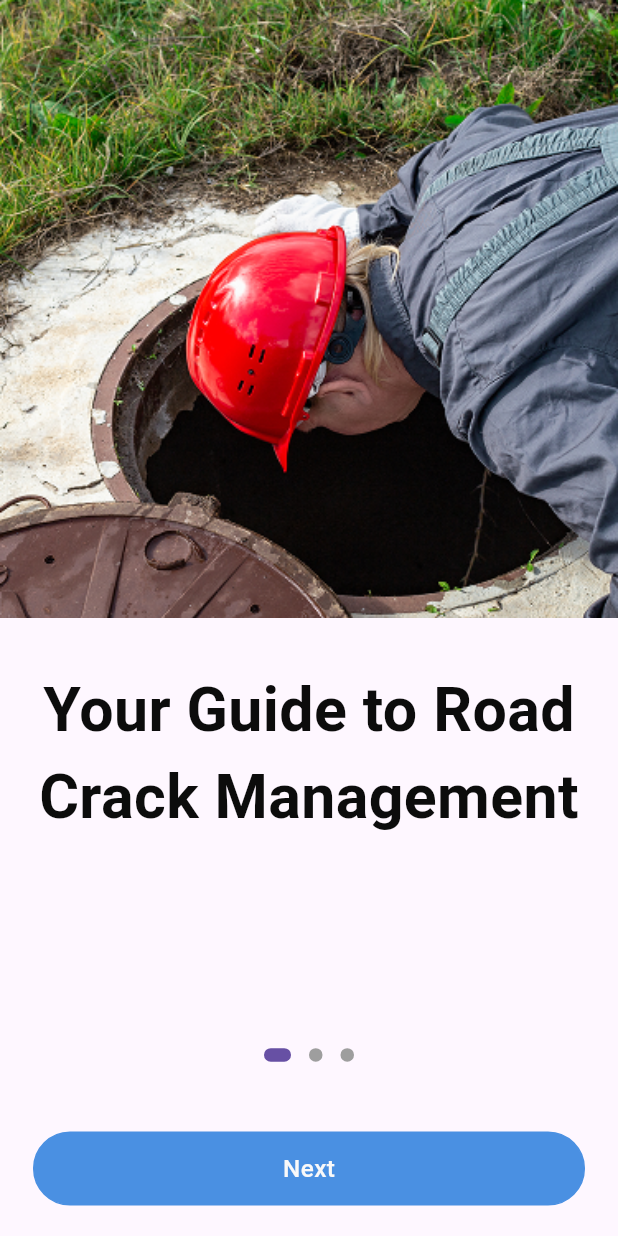
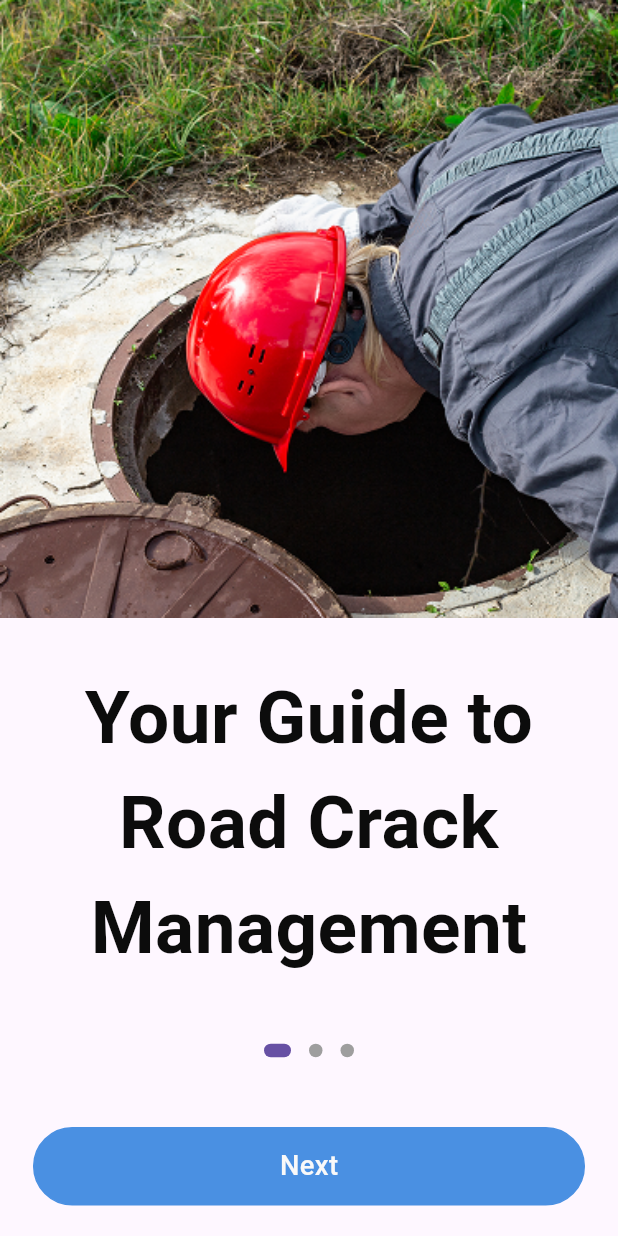
Before and after one commit to shakibalhasan-code/pothole, a Flutter app: the screen it shows after launch, on a phone screen of 412 x 824 dp. Run offline on Flutter 3.47's test engine with Material 3 defaults, Android fonts, the phone set to English and light mode, and no system bars; drawn by our look-alikes of dots_indicator; our stand-ins replace flutter_screenutil, flutter_svg, get, google_fonts; generated files the repository leaves out were written again.

Commit message:
Update text styles for consistency and add flutter_svg dependency

```diff
--- a/lib/core/constants/app_text_styles.dart
+++ b/lib/core/constants/app_text_styles.dart
@@ -4,13 +4,23 @@ import 'package:jourapothole/core/constants/app_colors.dart';
 
 class AppTextStyles {
   static TextStyle headerLarge = TextStyle(
-    fontSize: 40.sp,
+    fontSize: 48.sp,
     fontWeight: FontWeight.w700,
     color: AppColors.darkColor,
   );
   static TextStyle bodyLarge = TextStyle(
+    fontSize: 18.sp,
+    fontWeight: FontWeight.w500,
+    color: AppColors.darkColor,
+  );
+  static TextStyle bodyMedium = TextStyle(
     fontSize: 16.sp,
     fontWeight: FontWeight.w500,
     color: AppColors.darkColor,
   );
+  static TextStyle bodySmall = TextStyle(
+    fontSize: 14.sp,
+    fontWeight: FontWeight.w500,
+    color: AppColors.darkColor,
+  );
 }
```
Also changed, not shown: pubspec.lock.
